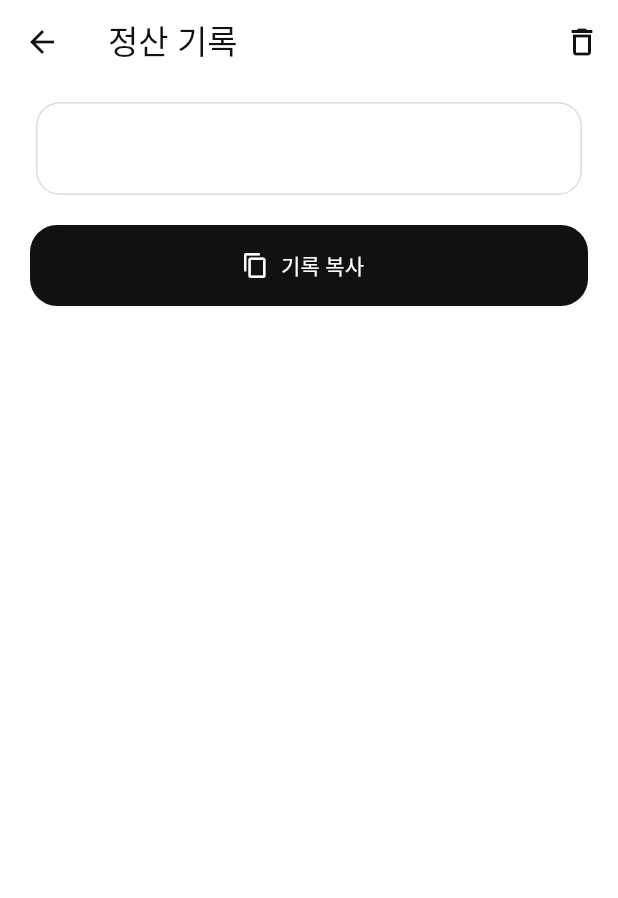
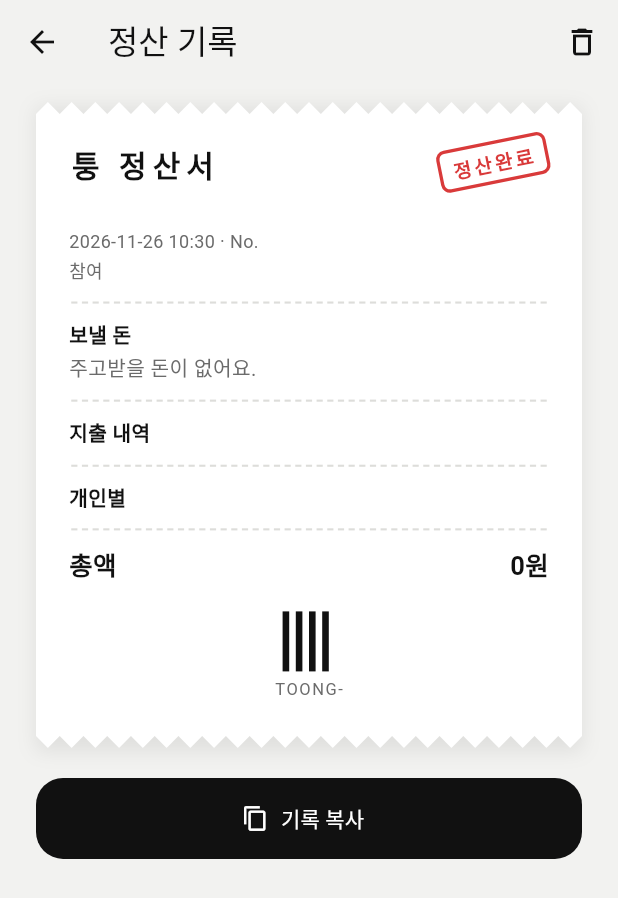
Before and after one commit to skngyj/toong, a Flutter app: the RecordPage screen opened directly with empty values, on a phone screen of 412 x 824 dp. Shown: the top 898 px of the screen. Run offline on Flutter 3.47's test engine with Material 3 defaults, Android fonts, the phone set to English and light mode, and no system bars; our stand-ins replace app_links, image_picker, shared_preferences, supabase_flutter; accounts and stored records are empty; Roboto replaces fonts that are missing (ReceiptMono).

Commit message:
feat: 정산 완료 시 영수증 출력 애니메이션, 기록을 영수증 모양으로 보기
- 정산 완료를 누르면 출력기에서 영수증이 끊기며 나오고(짧은 진동) 다 나오면 뜯겨 툭 떨어진다(강한 진동). 화면을 누르면 건너뛴다
- 저장된 정산 기록을 '퉁 정산서' 영수증으로 보여준다: 보낼 돈, 지출 내역, 개인별, 총액, 바코드, 정산완료 도장
- 기록에 완료된 방 전체를 함께 저장. 예전 기록은 저장된 글자로 영수증을 그린다
- 영수증 글꼴로 나눔고딕코딩(SIL OFL) 추가

Co-Authored-By: Claude Opus 5.5 <noreply@anthropic.com>
Claude-Session: https://claude.ai/code/session_017fyv9J7iQ4yWcBZU2n6JYN

```diff
--- a/lib/app.dart
+++ b/lib/app.dart
@@ -14,6 +14,7 @@ import 'domain/receipt.dart';
 import 'domain/record.dart';
 import 'domain/settlement.dart';
 import 'ledger_page.dart';
+import 'receipt_view.dart';
 import 'theme.dart';
 
 const _ink = toongInk;
@@ -649,7 +650,9 @@ class RecordPage extends StatelessWidget {
 
   @override
   Widget build(BuildContext context) => Scaffold(
+    backgroundColor: toongSoft,
     appBar: AppBar(
+      backgroundColor: toongSoft,
       title: const Text('정산 기록'),
       actions: [
         IconButton(
@@ -660,18 +663,15 @@ class RecordPage extends StatelessWidget {
       ],
     ),
     body: ListView(
-      padding: const EdgeInsets.fromLTRB(20, 8, 20, 28),
+      padding: const EdgeInsets.fromLTRB(24, 12, 24, 28),
       children: [
-        Card(
-          child: Padding(
-            padding: const EdgeInsets.all(18),
-            child: SelectableText(
-              record.text,
-              style: const TextStyle(height: 1.5),
-            ),
-          ),
+        // 완료된 정산은 영수증 모양으로 보여준다. 예전 기록은 저장된 글자로 그린다.
+        ReceiptPaper(
+          child: record.room != null
+              ? ReceiptContent(room: record.room!)
+              : ReceiptTextContent(text: record.text),
         ),
-        const SizedBox(height: 16),
+        const SizedBox(height: 20),
         FilledButton.icon(
           onPressed: () async {
             await Clipboard.setData(ClipboardData(text: record.text));
@@ -858,6 +858,16 @@ class _RoomPageState extends State<RoomPage> {
     await act(
       widget.store.completeRoom,
       '정산을 완료했어요. 정산 기록과 내 부담액(가계부)을 이 기기에 저장했어요.',
+    );
+    final done = room;
+    if (!mounted || done == null || !done.isCompleted) return;
+    // 영수증이 출력기에서 나와 뜯기는 화면.
+    await Navigator.push(
+      context,
+      MaterialPageRoute(
+        fullscreenDialog: true,
+        builder: (_) => PrintReceiptPage(room: done),
+      ),
     );
   }
 
--- a/lib/domain/record.dart
+++ b/lib/domain/record.dart
@@ -82,17 +82,23 @@ class SettlementRecord {
     required this.name,
     required this.completedAt,
     required this.text,
+    this.room,
   });
   final String roomId;
   final String name;
   final DateTime completedAt;
   final String text;
 
+  /// 완료된 방 전체. 영수증 화면을 그릴 때 쓴다. 이 필드가 생기기 전에 저장된 기록은 null이고
+  /// 그때는 [text]로 영수증을 그린다.
+  final Room? room;
+
   factory SettlementRecord.fromRoom(Room room) => SettlementRecord(
     roomId: room.id,
     name: room.name,
     completedAt: room.completedAt!,
     text: buildRecordText(room),
+    room: room,
   );
 
   Map<String, dynamic> toJson() => {
@@ -100,6 +106,7 @@ class SettlementRecord {
     'name': name,
     'completed_at': completedAt.toUtc().toIso8601String(),
     'text': text,
+    if (room != null) 'room': room!.toJson(),
   };
   factory SettlementRecord.fromJson(Map<String, dynamic> json) =>
       SettlementRecord(
@@ -107,6 +114,9 @@ class SettlementRecord {
         name: json['name'] as String,
         completedAt: DateTime.parse(json['completed_at'] as String).toUtc(),
         text: json['text'] as String,
+        room: json['room'] is Map
+            ? Room.fromJson(Map<String, dynamic>.from(json['room'] as Map))
+            : null,
       );
   static SettlementRecord decode(String source) =>
       SettlementRecord.fromJson(jsonDecode(source) as Map<String, dynamic>);
--- /dev/null
+++ b/lib/receipt_view.dart
@@ -0,0 +1,516 @@
+import 'dart:math';
+
+import 'package:flutter/material.dart';
+import 'package:flutter/services.dart';
+
+import 'domain/models.dart';
+import 'domain/settlement.dart';
+import 'theme.dart';
+
+/// 영수증 글꼴. 나눔고딕코딩(고정폭)이라 금액 자리가 줄 맞춰 보인다.
+const receiptFont = 'ReceiptMono';
+
+const _stampRed = Color(0xFFD93A3A);
+
+String _won(int value) => value.toString().replaceAllMapped(
+  RegExp(r'\B(?=(\d{3})+(?!\d))'),
+  (_) => ',',
+);
+
+String _two(int v) => v.toString().padLeft(2, '0');
+
+String _stamp(DateTime time) {
+  final t = time.toLocal();
+  return '${t.year}-${_two(t.month)}-${_two(t.day)} ${_two(t.hour)}:${_two(t.minute)}';
+}
+
+/// 위·아래(또는 아래만) 가장자리를 톱니 모양으로 자른다.
+class ZigzagClipper extends CustomClipper<Path> {
+  const ZigzagClipper({this.top = true, this.bottom = true, this.tooth = 8});
+  final bool top;
+  final bool bottom;
+
+  /// 톱니 하나의 높이. 폭은 그 두 배다.
+  final double tooth;
+
+  @override
+  Path getClip(Size size) {
+    final w = tooth * 2;
+    final n = max(1, (size.width / w).round());
+    final step = size.width / n;
+    final path = Path();
+    if (top) {
+      path.moveTo(0, tooth);
+      for (var i = 0; i < n; i++) {
+        path
+          ..lineTo(i * step + step / 2, 0)
+          ..lineTo((i + 1) * step, tooth);
+      }
+    } else {
+      path
+        ..moveTo(0, 0)
+        ..lineTo(size.width, 0);
+    }
+    if (bottom) {
+      path.lineTo(size.width, size.height - tooth);
+      for (var i = n; i > 0; i--) {
+        path
+          ..lineTo(i * step - step / 2, size.height)
+          ..lineTo((i - 1) * step, size.height - tooth);
+      }
+    } else {
+      path
+        ..lineTo(size.width, size.height)
+        ..lineTo(0, size.height);
+    }
+    return path..close();
+  }
+
+  @override
+  bool shouldReclip(ZigzagClipper old) =>
+      old.top != top || old.bottom != bottom || old.tooth != tooth;
+}
+
+/// 흰 영수증 종이. [tornTop]이 false면 윗변이 곧다(아직 출력기에 붙어 있는 상태).
+class ReceiptPaper extends StatelessWidget {
+  const ReceiptPaper({super.key, required this.child, this.tornTop = true});
+  final Widget child;
+  final bool tornTop;
+
+  @override
+  Widget build(BuildContext context) => DecoratedBox(
+    decoration: const BoxDecoration(
+      boxShadow: [
+        BoxShadow(
+          color: Color(0x14000000),
+          blurRadius: 10,
+          offset: Offset(0, 3),
+        ),
+      ],
+    ),
+    child: ClipPath(
+      clipper: ZigzagClipper(top: tornTop),
+      child: ColoredBox(
+        color: Colors.white,
+        child: Padding(
+          padding: const EdgeInsets.fromLTRB(22, 26, 22, 30),
+          child: DefaultTextStyle.merge(
+            style: const TextStyle(
+              fontFamily: receiptFont,
+              color: toongInk,
+              fontSize: 13.5,
+              height: 1.55,
+            ),
+            child: child,
+          ),
+        ),
+      ),
+    ),
+  );
+}
+
+/// 영수증의 점선 구분선.
+class ReceiptDivider extends StatelessWidget {
+  const ReceiptDivider({super.key});
+  @override
+  Widget build(BuildContext context) => Padding(
+    padding: const EdgeInsets.symmetric(vertical: 10),
+    child: LayoutBuilder(
+      builder: (context, c) {
+        final n = (c.maxWidth / 7).floor();
+        return Row(
+          children: [
+            for (var i = 0; i < n; i++)
+              Expanded(
+                child: Container(
+                  height: 1.4,
+                  margin: const EdgeInsets.symmetric(horizontal: 1.5),
+                  color: toongLine,
+                ),
+              ),
+          ],
+        );
+      },
+    ),
+  );
+}
+
+/// 왼쪽 글자와 오른쪽 금액 한 줄.
+class ReceiptLine extends StatelessWidget {
+  const ReceiptLine(
+    this.left,
+    this.right, {
+    super.key,
+    this.bold = false,
+    this.muted = false,
+    this.size,
+  });
+  final String left;
+  final String right;
+  final bool bold;
+  final bool muted;
+  final double? size;
+
+  @override
+  Widget build(BuildContext context) {
+    final style = TextStyle(
+      fontWeight: bold ? FontWeight.w700 : FontWeight.w400,
+      color: muted ? toongSub : toongInk,
+      fontSize: size,
+    );
+    return Row(
+      crossAxisAlignment: CrossAxisAlignment.start,
+      children: [
+        Expanded(child: Text(left, style: style)),
+        const SizedBox(width: 12),
+        Text(right, style: style),
+      ],
+    );
+  }
+}
+
+/// 방 코드로 만든 장식용 바코드. 같은 방은 늘 같은 모양이다.
+class ReceiptBarcode extends StatelessWidget {
+  const ReceiptBarcode(this.code, {super.key});
+  final String code;
+  @override
+  Widget build(BuildContext context) => Column(
+    children: [
+      SizedBox(
+        height: 40,
+        width: double.infinity,
+        child: CustomPaint(painter: _BarcodePainter(code)),
+      ),
+      const SizedBox(height: 4),
+      Text(
+        'TOONG-$code',
+        style: const TextStyle(fontSize: 11, color: toongSub, letterSpacing: 1),
+      ),
+    ],
+  );
+}
+
+class _BarcodePainter extends CustomPainter {
+  _BarcodePainter(this.code);
+  final String code;
+  @override
+  void paint(Canvas canvas, Size size) {
+    final widths = <int>[];
+    for (final unit in '*$code*'.codeUnits) {
+      for (var b = 0; b < 4; b++) {
+        widths.add(1 + ((unit >> b) & 1) + ((unit >> (b + 3)) & 1));
+      }
+    }
+    final total = widths.fold(0, (a, b) => a + b);
+    final unit = min(2.2, size.width * 0.7 / total);
+    var x = (size.width - total * unit) / 2;
+    final paint = Paint()..color = toongInk;
+    for (var i = 0; i < widths.length; i++) {
+      final w = widths[i] * unit;
+      if (i.isEven) canvas.drawRect(Rect.fromLTWH(x, 0, w, size.height), paint);
+      x += w;
+    }
+  }
+
+  @override
+  bool shouldRepaint(_BarcodePainter old) => old.code != code;
+}
+
+/// 빨간 "정산완료" 도장.
+class ReceiptStamp extends StatelessWidget {
+  const ReceiptStamp({super.key});
+  @override
+  Widget build(BuildContext context) => Transform.rotate(
+    angle: -0.2,
+    child: Container(
+      padding: const EdgeInsets.symmetric(horizontal: 7, vertical: 2),
+      decoration: BoxDecoration(
+        border: Border.all(color: _stampRed, width: 2.2),
+        borderRadius: BorderRadius.circular(6),
+      ),
+      child: const Text(
+        '정산완료',
+        style: TextStyle(
+          color: _stampRed,
+          fontWeight: FontWeight.w700,
+          fontSize: 13,
+          letterSpacing: 2,
+        ),
+      ),
+    ),
+  );
+}
+
+/// 완료된 방의 정산서. 보낼 돈, 지출 내역, 개인별 결제·부담, 총액을 영수증처럼 보여준다.
+class ReceiptContent extends StatelessWidget {
+  const ReceiptContent({super.key, required this.room});
+  final Room room;
+
+  @override
+  Widget build(BuildContext context) {
+    final result = calculateSettlement(room);
+    return Column(
+      crossAxisAlignment: CrossAxisAlignment.stretch,
+      children: [
+        Row(
+          crossAxisAlignment: CrossAxisAlignment.start,
+          children: [
+            const Expanded(
+              child: Text(
+                '퉁 정산서',
+                style: TextStyle(
+                  fontSize: 20,
+                  fontWeight: FontWeight.w700,
+                  letterSpacing: 4,
+                ),
+              ),
+            ),
+            if (room.isCompleted) const ReceiptStamp(),
+          ],
+        ),
+        const SizedBox(height: 4),
+        Text(room.name, style: const TextStyle(fontWeight: FontWeight.w700)),
+        Text(
+          '${_stamp(room.completedAt ?? room.lastActivityAt)} · No.${room.code}',
+          style: const TextStyle(fontSize: 12, color: toongSub),
+        ),
+        Text(
+          '참여 ${room.members.map((m) => m.name).join(', ')}',
+          style: const TextStyle(fontSize: 12, color: toongSub),
+        ),
+        const ReceiptDivider(),
+        const Text('보낼 돈', style: TextStyle(fontWeight: FontWeight.w700)),
+        if (result.transfers.isEmpty)
+          const Text('주고받을 돈이 없어요.', style: TextStyle(color: toongSub)),
+        for (final t in result.transfers)
+          ReceiptLine(
+            '${room.memberName(t.from)} → ${room.memberName(t.to)}',
+            _won(t.amount),
+            bold: true,
+          ),
+        const ReceiptDivider(),
+        const Text('지출 내역', style: TextStyle(fontWeight: FontWeight.w700)),
+        for (final e in room.expenses) ...[
+          ReceiptLine(e.title, _won(e.total)),
+          Text(
+            '결제 ${room.memberName(e.payerId)} · ${e.items.length}개 항목',
+            style: const TextStyle(fontSize: 11.5, color: toongSub),
+          ),
+        ],
+        const ReceiptDivider(),
+        const Text('개인별', style: TextStyle(fontWeight: FontWeight.w700)),
+        for (final m in room.members)
+          ReceiptLine(
+            '${m.name} 결제 ${_won(result.paid[m.id]!)}',
+            '부담 ${_won(result.owed[m.id]!)}',
+            muted: true,
+          ),
+        const ReceiptDivider(),
+        ReceiptLine('총액', '${_won(room.total)}원', bold: true, size: 17),
+        const SizedBox(height: 16),
+        ReceiptBarcode(room.code),
+      ],
+    );
+  }
+}
+
+/// 예전에 저장된 기록(방 정보 없이 글자만 있는 기록)을 영수증처럼 보여준다.
+class ReceiptTextContent extends StatelessWidget {
+  const ReceiptTextContent({super.key, required this.text});
+  final String text;
+  @override
+  Widget build(BuildContext context) => Column(
+    crossAxisAlignment: CrossAxisAlignment.stretch,
+    children: [
+      for (final line in text.split('\n'))
+        if (line.trim().isEmpty) const ReceiptDivider() else Text(line),
+    ],
+  );
+}
+
+/// 정산 완료 직후 영수증이 출력기에서 나오는 화면.
+///
+/// 종이가 "지지직" 하고 조금씩 끊기며 나온 뒤(짧은 진동), 다 나오면 "탁" 하고 뜯겨
+/// 아래로 툭 떨어진다(강한 진동). 화면을 누르면 바로 끝까지 넘어간다.
+class PrintReceiptPage extends StatefulWidget {
+  const PrintReceiptPage({super.key, required this.room});
+  final Room room;
+  @override
+  State<PrintReceiptPage> createState() => _PrintReceiptPageState();
+}
+
+class _PrintReceiptPageState extends State<PrintReceiptPage>
+    with TickerProviderStateMixin {
+  /// 종이가 나오는 시간과 끊기는 횟수.
+  static const printTime = Duration(milliseconds: 2200);
+  static const steps = 26;
+
+  late final AnimationController feed = AnimationController(
+    vsync: this,
+    duration: printTime,
+  );
+  late final AnimationController tear = AnimationController(
+    vsync: this,
+    duration: const Duration(milliseconds: 520),
+  );
+  int lastStep = 0;
+  bool torn = false;
+
+  @override
+  void initState() {
+    super.initState();
+    feed
+      ..addListener(onFeed)
+      ..addStatusListener((s) {
+        if (s == AnimationStatus.completed) rip();
+      });
+    tear.addListener(() => setState(() {}));
+    feed.forward();
+  }
+
+  void onFeed() {
+    final step = (feed.value * steps).floor();
+    if (step != lastStep) {
+      lastStep = step;
+      if (step.isOdd) HapticFeedback.selectionClick();
+      setState(() {});
+    }
+  }
+
+  void rip() {
+    if (torn) return;
+    HapticFeedback.mediumImpact();
+    setState(() => torn = true);
+    tear.forward(from: 0);
+  }
+
+  void skip() {
+    if (feed.isAnimating) {
+      feed.stop();
+      feed.value = 1;
+      rip();
+    } else if (tear.isAnimating) {
+      tear.value = 1;
+    }
+  }
+
+  @override
+  void dispose() {
+    feed.dispose();
+    tear.dispose();
+    super.dispose();
+  }
+
+  /// 끊기며 나오는 진행도(0~1). 계단처럼 올라간다.
+  double get fed => (feed.value * steps).floor() / steps;
+
+  @override
+  Widget build(BuildContext context) {
+    final done = tear.isCompleted;
+    // 뜯긴 뒤: 아래로 툭 떨어졌다 살짝 튀어 올라 자리 잡는다.
+    final t = Curves.easeOutBack.transform(tear.value);
+    final drop = torn ? 36 * t : 0.0;
+    final tilt = torn ? -0.03 * sin(tear.value * pi) : 0.0;
+    // 나오는 동안은 좌우로 아주 조금 떨린다.
+    final shake = feed.isAnimating && lastStep.isOdd ? 0.8 : 0.0;
+    final paper = ReceiptPaper(
+      tornTop: torn,
+      child: ReceiptContent(room: widget.room),
+    );
+    return Scaffold(
+      backgroundColor: toongSoft,
+      appBar: AppBar(
+        backgroundColor: toongSoft,
+        title: const Text('정산 완료'),
+        automaticallyImplyLeading: done,
+      ),
+      body: GestureDetector(
+        behavior: HitTestBehavior.opaque,
+        onTap: done ? null : skip,
+        child: Column(
+          children: [
+            const _Printer(),
+            Expanded(
+              child: done
+                  ? SingleChildScrollView(
+                      padding: const EdgeInsets.fromLTRB(50, 36, 50, 24),
+                      child: Column(
+                        children: [
+                          paper,
+                          const SizedBox(height: 20),
+                          const Text(
+                            '정산 기록과 내 부담액(가계부)을 이 기기에 저장했어요.',
+                            textAlign: TextAlign.center,
+                            style: TextStyle(color: toongSub, fontSize: 13),
+                          ),
+                          const SizedBox(height: 12),
+                          FilledButton(
+                            onPressed: () => Navigator.pop(context),
+                            child: const Text('확인'),
+                          ),
+                        ],
+                      ),
+                    )
+                  : ClipRect(
+                      child: OverflowBox(
+                        alignment: Alignment.topCenter,
+                        maxHeight: double.infinity,
+                        child: Padding(
+                          padding: EdgeInsets.fromLTRB(
+                            50 + shake,
+                            drop,
+                            50 - shake,
+                            0,
+                          ),
+                          child: Transform.rotate(
+                            angle: tilt,
+                            alignment: Alignment.topCenter,
+                            child: FractionalTranslation(
+                              translation: Offset(0, torn ? 0 : fed - 1),
+                              child: paper,
+                            ),
+                          ),
+                        ),
+                      ),
+                    ),
+            ),
+            if (!done)
+              const Padding(
+                padding: EdgeInsets.only(bottom: 28),
+                child: Text(
+                  '영수증 출력 중… 누르면 건너뛰어요',
+                  style: TextStyle(color: toongSub, fontSize: 13),
+                ),
+              ),
+          ],
+        ),
+      ),
+    );
+  }
+}
+
+/// 영수증이 나오는 출력기 입구.
+class _Printer extends StatelessWidget {
+  const _Printer();
+  @override
+  Widget build(BuildContext context) => Container(
+    margin: const EdgeInsets.fromLTRB(20, 8, 20, 0),
+    height: 56,
+    decoration: const BoxDecoration(
+      color: toongDark,
+      borderRadius: BorderRadius.vertical(
+        top: Radius.circular(16),
+        bottom: Radius.circular(8),
+      ),
+    ),
+    alignment: Alignment.bottomCenter,
+    padding: const EdgeInsets.fromLTRB(26, 0, 26, 10),
+    child: Container(
+      height: 6,
+      decoration: BoxDecoration(
+        color: Colors.black,
+        borderRadius: BorderRadius.circular(3),
+      ),
+    ),
+  );
+}
```
Also changed, not shown: assets/fonts/NanumGothicCoding-OFL.txt (added, +96 -0 lines), pubspec.yaml (+7 -0 lines), 5 other files.
